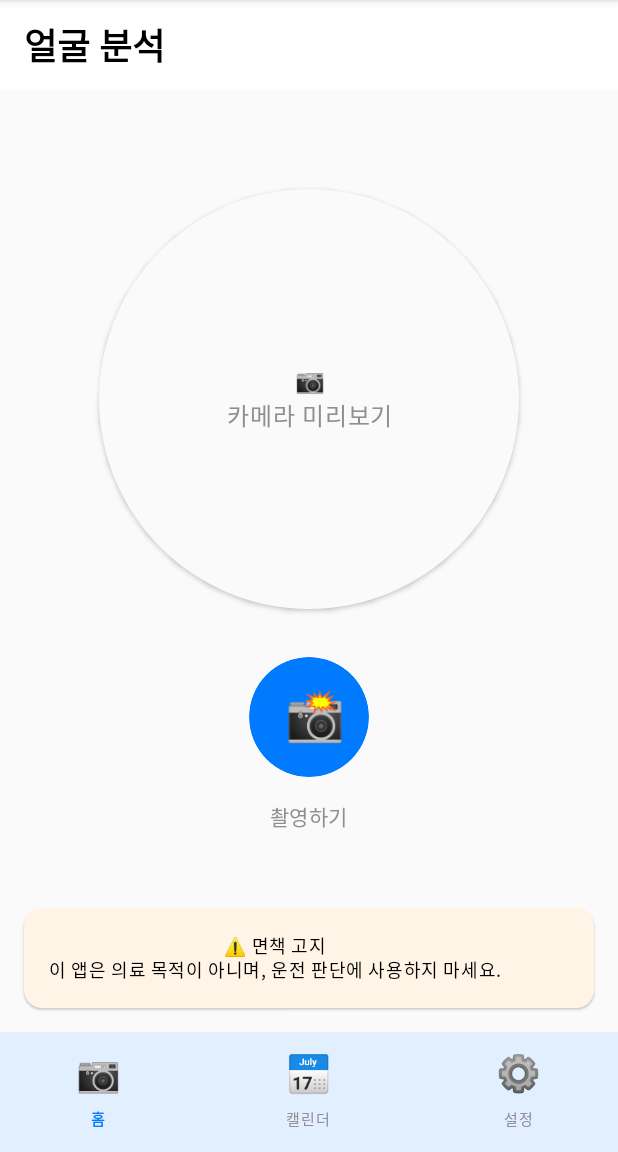
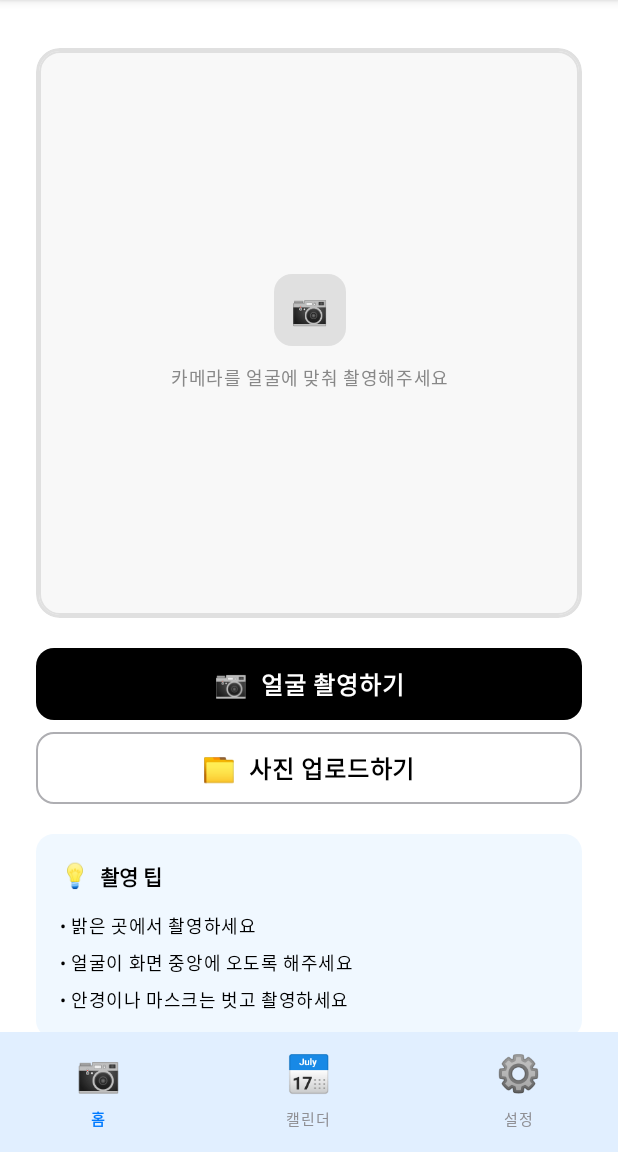
Before and after one commit to namd0ng/team27-aws-hackathon, an Android app built with Jetpack Compose: the HomeScreen screen opened through its navigation route, on a phone screen of 412 x 824 dp, the part 84-1236 px from its top. Run offline under Robolectric (Android 15) with nearby library versions, the phone set to English and light mode, and no system bars.

Commit message:
[UPDATE] 홈 탭 (카메라) UI 수정

```diff
--- a/app/src/main/java/com/hackathon/alcolook/ui/home/HomeScreen.kt
+++ b/app/src/main/java/com/hackathon/alcolook/ui/home/HomeScreen.kt
@@ -1,118 +1,213 @@
 package com.hackathon.alcolook.ui.home
 
 import androidx.compose.foundation.background
+import androidx.compose.foundation.border
 import androidx.compose.foundation.layout.*
-import androidx.compose.foundation.shape.CircleShape
+import androidx.compose.foundation.rememberScrollState
 import androidx.compose.foundation.shape.RoundedCornerShape
+import androidx.compose.foundation.verticalScroll
 import androidx.compose.material3.*
 import androidx.compose.runtime.Composable
 import androidx.compose.ui.Alignment
 import androidx.compose.ui.Modifier
-import androidx.compose.ui.draw.clip
+import androidx.compose.ui.graphics.Color
 import androidx.compose.ui.text.font.FontWeight
 import androidx.compose.ui.text.style.TextAlign
 import androidx.compose.ui.unit.dp
 import androidx.compose.ui.unit.sp
 import com.hackathon.alcolook.ui.theme.*
 
-@OptIn(ExperimentalMaterial3Api::class)
 @Composable
 fun HomeScreen() {
     Column(
         modifier = Modifier
             .fillMaxSize()
-            .background(AppBackground)
+            .background(Color.White)
+            .verticalScroll(rememberScrollState())
+            .padding(16.dp),
+        horizontalAlignment = Alignment.CenterHorizontally
     ) {
-        // Header
-        Box(
+        Spacer(modifier = Modifier.height(16.dp))
+
+        // Camera preview area - reduced size
+        Card(
             modifier = Modifier
                 .fillMaxWidth()
-                .background(CardBackground)
-                .padding(horizontal = 16.dp, vertical = 12.dp)
+                .aspectRatio(1.0f)
+                .padding(horizontal = 8.dp),
+            colors = CardDefaults.cardColors(containerColor = Color(0xFFF8F8F8)),
+            elevation = CardDefaults.cardElevation(defaultElevation = 0.dp),
+            shape = RoundedCornerShape(16.dp)
         ) {
-            Text(
-                text = "얼굴 분석",
-                style = MaterialTheme.typography.headlineSmall,
-                fontWeight = FontWeight.SemiBold,
-                color = TextPrimary
-            )
-        }
+            Box(
+                modifier = Modifier
+                    .fillMaxSize()
+                    .border(
+                        width = 2.dp,
+                        color = Color(0xFFE0E0E0),
+                        shape = RoundedCornerShape(16.dp)
+                    )
+                    .padding(2.dp)
+                    .border(
+                        width = 1.dp,
+                        color = Color(0xFFE0E0E0),
+                        shape = RoundedCornerShape(14.dp)
+                    ),
+                contentAlignment = Alignment.Center
+            ) {
+                Column(
+                    horizontalAlignment = Alignment.CenterHorizontally
+                ) {
+                    // Camera icon
+                    Surface(
+                        modifier = Modifier.size(48.dp),
+                        shape = RoundedCornerShape(12.dp),
+                        color = Color(0xFFE0E0E0)
+                    ) {
+                        Box(
+                            contentAlignment = Alignment.Center
+                        ) {
+                            Text(
+                                text = "📷",
+                                fontSize = 20.sp,
+                                color = Color.Gray
+                            )
+                        }
+                    }
 
-        Column(
-            modifier = Modifier
-                .fillMaxSize()
-                .padding(16.dp),
-            horizontalAlignment = Alignment.CenterHorizontally
-        ) {
-            Spacer(modifier = Modifier.weight(1f))
+                    Spacer(modifier = Modifier.height(12.dp))
 
-            // Camera Preview Placeholder
-            Card(
-                modifier = Modifier.size(280.dp),
-                colors = CardDefaults.cardColors(containerColor = AppBackground),
-                elevation = CardDefaults.cardElevation(defaultElevation = 2.dp),
-                shape = CircleShape
-            ) {
-                Box(
-                    modifier = Modifier.fillMaxSize(),
-                    contentAlignment = Alignment.Center
-                ) {
                     Text(
-                        text = "📷\n카메라 미리보기",
-                        textAlign = TextAlign.Center,
-                        style = MaterialTheme.typography.bodyLarge,
-                        color = TextSecondary
+                        text = "카메라를 얼굴에 맞춰 촬영해주세요",
+                        style = MaterialTheme.typography.bodySmall,
+                        color = Color.Gray,
+                        textAlign = TextAlign.Center
                     )
                 }
             }
+        }
 
-            Spacer(modifier = Modifier.height(32.dp))
+        Spacer(modifier = Modifier.height(20.dp))
 
-            // Capture Button
-            Button(
-                onClick = { /* TODO: Implement camera capture */ },
-                modifier = Modifier
-                    .size(80.dp)
-                    .clip(CircleShape),
-                colors = ButtonDefaults.buttonColors(
-                    containerColor = TabSelected
-                )
+        // Capture button
+        Button(
+            onClick = { /* TODO: Implement camera capture */ },
+            modifier = Modifier
+                .fillMaxWidth()
+                .height(48.dp)
+                .padding(horizontal = 8.dp),
+            colors = ButtonDefaults.buttonColors(
+                containerColor = Color.Black
+            ),
+            shape = RoundedCornerShape(12.dp)
+        ) {
+            Row(
+                verticalAlignment = Alignment.CenterVertically
             ) {
                 Text(
-                    text = "📸",
-                    fontSize = 32.sp
+                    text = "📷",
+                    fontSize = 18.sp,
+                    color = Color.White
                 )
-            }
-
-            Spacer(modifier = Modifier.height(16.dp))
-
-            Text(
-                text = "촬영하기",
-                style = MaterialTheme.typography.bodyMedium,
-                color = TextSecondary,
-                fontWeight = FontWeight.Medium
-            )
-
-            Spacer(modifier = Modifier.weight(1f))
-
-            // Disclaimer
-            Card(
-                modifier = Modifier.fillMaxWidth(),
-                colors = CardDefaults.cardColors(
-                    containerColor = WarningSoft
-                ),
-                elevation = CardDefaults.cardElevation(defaultElevation = 1.dp),
-                shape = RoundedCornerShape(12.dp)
-            ) {
+                Spacer(modifier = Modifier.width(8.dp))
                 Text(
-                    text = "⚠️ 면책 고지\n이 앱은 의료 목적이 아니며, 운전 판단에 사용하지 마세요.",
-                    style = MaterialTheme.typography.bodySmall,
-                    textAlign = TextAlign.Center,
-                    modifier = Modifier.padding(16.dp),
-                    color = TextPrimary,
-                    fontWeight = FontWeight.Medium
+                    text = "얼굴 촬영하기",
+                    style = MaterialTheme.typography.bodyLarge,
+                    fontWeight = FontWeight.SemiBold,
+                    color = Color.White
                 )
             }
         }
+
+        Spacer(modifier = Modifier.height(8.dp))
+
+        // Photo upload button
+        OutlinedButton(
+            onClick = { /* TODO: Implement photo upload */ },
+            modifier = Modifier
+                .fillMaxWidth()
+                .height(48.dp)
+                .padding(horizontal = 8.dp),
+            colors = ButtonDefaults.outlinedButtonColors(
+                contentColor = Color.Black
+            ),
+            shape = RoundedCornerShape(12.dp)
+        ) {
+            Row(
+                verticalAlignment = Alignment.CenterVertically
+            ) {
+                Text(
+                    text = "📁",
+                    fontSize = 18.sp,
+                    color = Color.Black
+                )
+                Spacer(modifier = Modifier.width(8.dp))
+                Text(
+                    text = "사진 업로드하기",
+                    style = MaterialTheme.typography.bodyLarge,
+                    fontWeight = FontWeight.SemiBold,
+                    color = Color.Black
+                )
+            }
+        }
+
+        Spacer(modifier = Modifier.height(20.dp))
+
+        // Tips card - compact design
+        Card(
+            modifier = Modifier
+                .fillMaxWidth()
+                .padding(horizontal = 8.dp),
+            colors = CardDefaults.cardColors(containerColor = Color(0xFFF0F8FF)),
+            elevation = CardDefaults.cardElevation(defaultElevation = 0.dp),
+            shape = RoundedCornerShape(12.dp)
+        ) {
+            Column(
+                modifier = Modifier.padding(16.dp)
+            ) {
+                Row(
+                    verticalAlignment = Alignment.CenterVertically
+                ) {
+                    Text(
+                        text = "💡",
+                        fontSize = 16.sp
+                    )
+                    Spacer(modifier = Modifier.width(6.dp))
+                    Text(
+                        text = "촬영 팁",
+                        style = MaterialTheme.typography.titleSmall,
+                        fontWeight = FontWeight.SemiBold,
+                        color = Color.Black
+                    )
+                }
+
+                Spacer(modifier = Modifier.height(12.dp))
+
+                Column(
+                    verticalArrangement = Arrangement.spacedBy(6.dp)
+                ) {
+                    Text(
+                        text = "• 밝은 곳에서 촬영하세요",
+                        style = MaterialTheme.typography.bodySmall,
+                        color = Color.Black,
+                        lineHeight = 16.sp
+                    )
+                    Text(
+                        text = "• 얼굴이 화면 중앙에 오도록 해주세요",
+                        style = MaterialTheme.typography.bodySmall,
+                        color = Color.Black,
+                        lineHeight = 16.sp
+                    )
+                    Text(
+                        text = "• 안경이나 마스크는 벗고 촬영하세요",
+                        style = MaterialTheme.typography.bodySmall,
+                        color = Color.Black,
+                        lineHeight = 16.sp
+                    )
+                }
+            }
+        }
+
+        Spacer(modifier = Modifier.height(100.dp)) // Bottom padding for navigation bar
     }
 }
```
